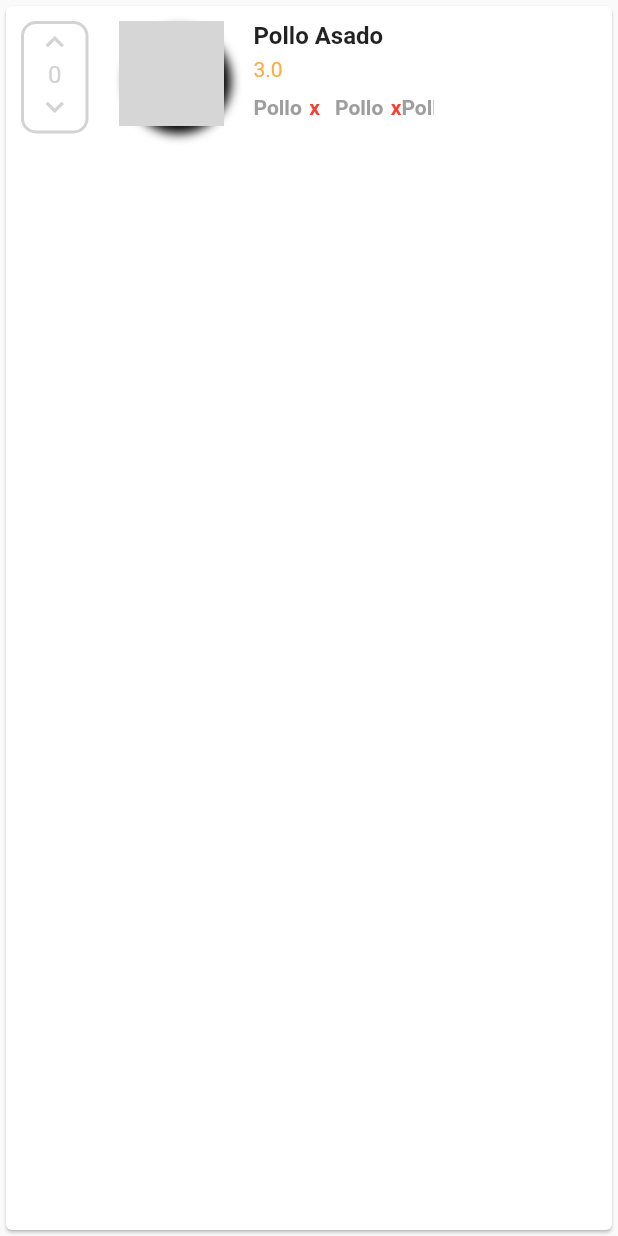
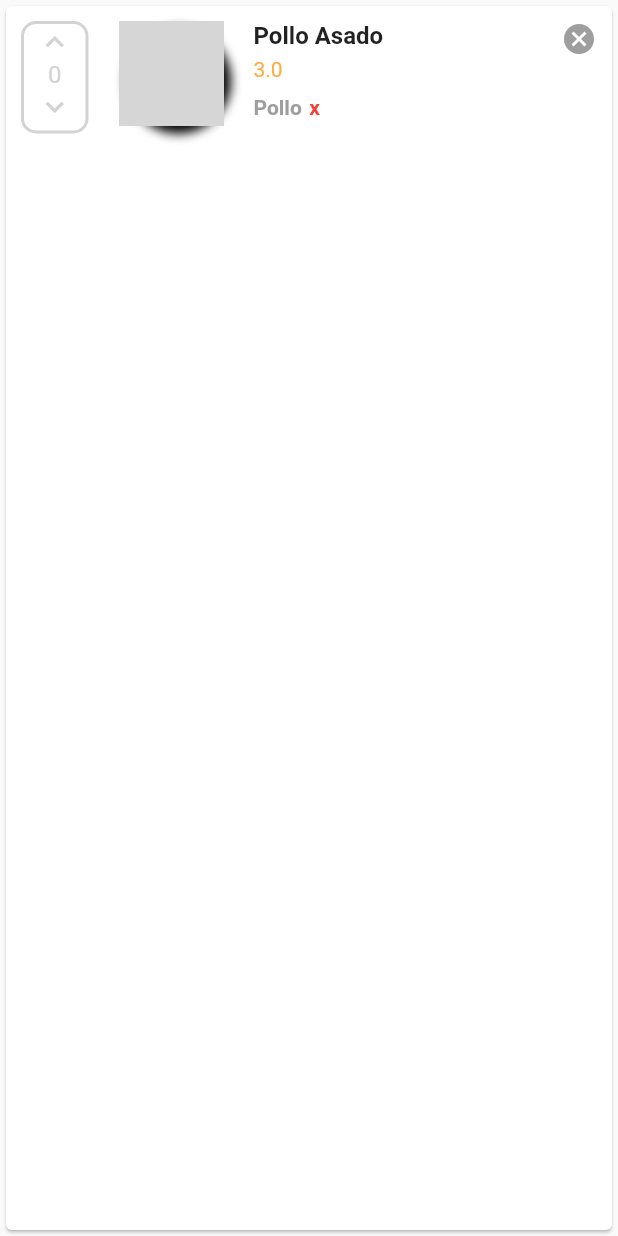
Before and after one commit to NicolasBustamante/KirbyFood, a Flutter app: the OrderCard widget shown alone on an empty page, opened directly, on a phone screen of 412 x 824 dp. Run offline on Flutter 3.47's test engine with Material 2 defaults, Android fonts, the phone set to English and light mode, and no system bars; missing offline and left inert: dart:html; grey boxes are pictures that could not be loaded.

Commit message:
Avance 2

```diff
--- a/lib/src/widgets/order_card.dart
+++ b/lib/src/widgets/order_card.dart
@@ -102,57 +102,27 @@ class OrderCard extends StatelessWidget {
                             SizedBox(
                               width: 5.0,
                             ),
-                            Text(
-                              "x",
-                              style: TextStyle(
-                                  color: Colors.red,
-                                  fontWeight: FontWeight.bold),
-                            )
+                            InkWell(
+                              onTap: () {},
+                              child: Text(
+                                "x",
+                                style: TextStyle(
+                                    color: Colors.red,
+                                    fontWeight: FontWeight.bold),
+                              ),
+                            ),
                           ],
                         ),
-                      ),
-                      Row(
-                        children: <Widget>[
-                          Text(
-                            "Pollo",
-                            style: TextStyle(
-                              color: Colors.grey,
-                              fontWeight: FontWeight.bold,
-                            ),
-                          ),
-                          SizedBox(
-                            width: 5.0,
-                          ),
-                          Text(
-                            "x",
-                            style: TextStyle(
-                                color: Colors.red, fontWeight: FontWeight.bold),
-                          )
-                        ],
-                      ),
-                      Row(
-                        children: <Widget>[
-                          Text(
-                            "Pollo",
-                            style: TextStyle(
-                              color: Colors.grey,
-                              fontWeight: FontWeight.bold,
-                            ),
-                          ),
-                          SizedBox(
-                            width: 5.0,
-                          ),
-                          Text(
-                            "x",
-                            style: TextStyle(
-                                color: Colors.red, fontWeight: FontWeight.bold),
-                          )
-                        ],
                       ),
                     ],
                   ),
                 ),
               ],
+            ),
+            Spacer(),
+            GestureDetector(
+              onTap: () {},
+              child: Icon(Icons.cancel, color: Colors.grey),
             ),
           ],
         ),
```
Also changed, not shown: lib/src/pages/order_page.dart (+61 -3 lines).
